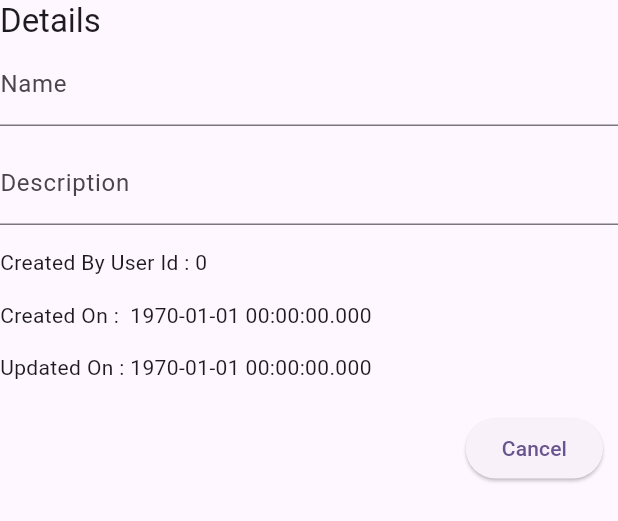
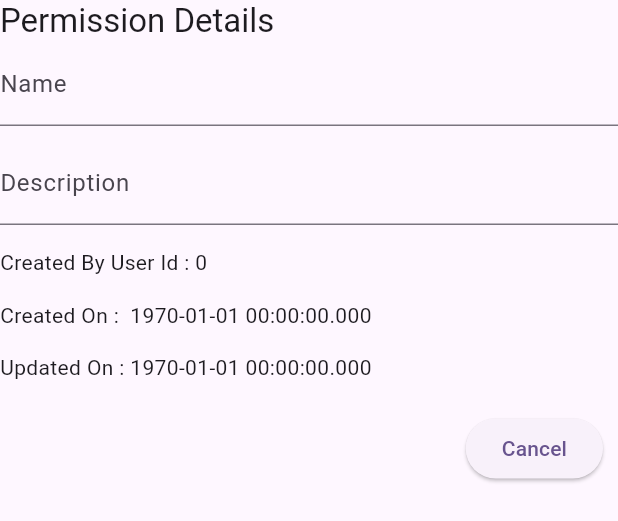
Before and after one commit to pavanyewale/openauth, a Flutter app: the PermissionForm widget shown alone on an empty page, opened directly with empty values, on a phone screen of 412 x 824 dp. Shown: the top 521 px of the screen. Run offline on Flutter 3.47's test engine with Material 3 defaults, Android fonts, the phone set to English and light mode, and no system bars; our stand-ins replace device_info_plus, fluttertoast; missing offline and left inert: dart:html, jwt_decode; network calls fail.

Commit message:
some ui changes

```diff
--- a/admin/lib/screens/permissions/form.dart
+++ b/admin/lib/screens/permissions/form.dart
@@ -74,7 +74,12 @@ class PermissionFormState extends State<PermissionForm> {
         child: Column(
           crossAxisAlignment: CrossAxisAlignment.start,
           children: [
-            Text(isEdit ? (widget.isCreate ? "Create" : "Edit") : "Details",
+            Text(
+                isEdit
+                    ? (widget.isCreate
+                        ? "Create Permission"
+                        : "Edit Permission")
+                    : "Permission Details",
                 style: Theme.of(context).textTheme.titleLarge),
             TextFormField(
               readOnly: !isEdit,
--- a/admin/lib/screens/permissions/list.dart
+++ b/admin/lib/screens/permissions/list.dart
@@ -83,8 +83,8 @@ class _PermissionsListState extends State<PermissionsList> {
                     context: context,
                     builder: (context) => AlertDialog(
                       title: const Text('Delete Permission'),
-                      content: const Text(
-                          'Are you sure you want to delete this permission?'),
+                      content: Text(
+                          'Are you sure you want to delete `${permission.name}` permission?'),
                       actions: <Widget>[
                         TextButton(
                           onPressed: () {
--- a/admin/lib/utils/widgets/login/service.dart
+++ b/admin/lib/utils/widgets/login/service.dart
@@ -56,6 +56,7 @@ class LoginService extends ChangeNotifier {
   Future<LoginResponse> login(LoginRequest request) async {
     final baseUrl = BaseURL.instance.baseURL;
     final url = Uri.parse('$baseUrl/openauth/login');
+
     try {
       final response = await http.post(
         url,
```
Also changed, not shown: admin/lib/apis/permissions/service.dart (+8 -5 lines).
